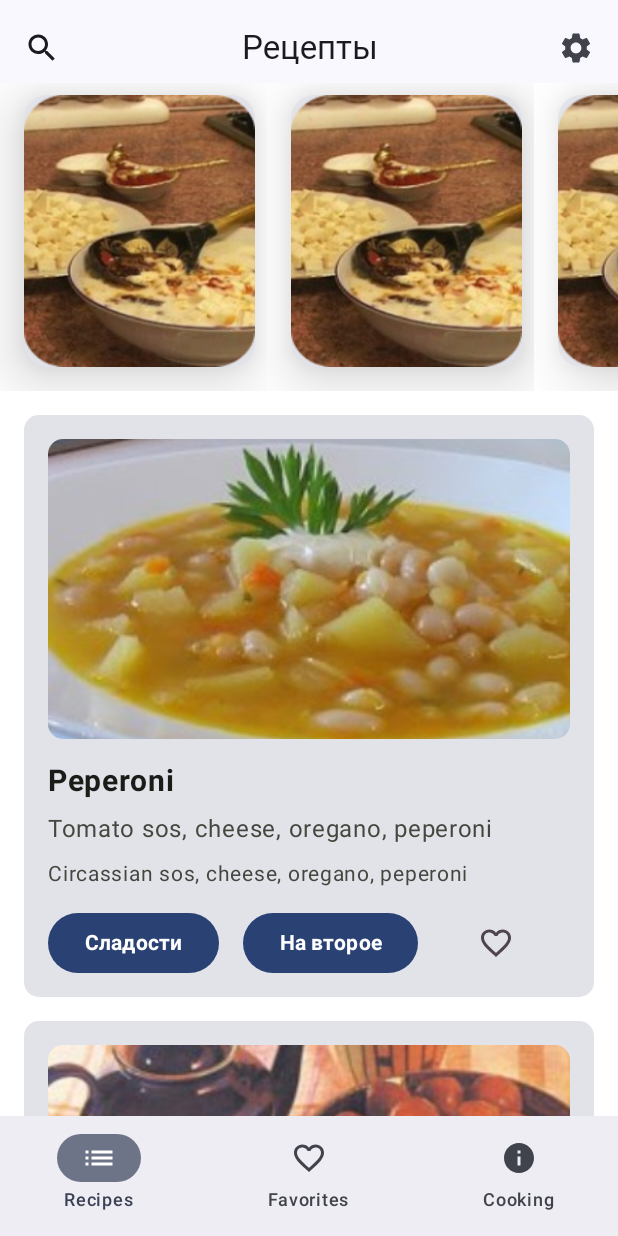
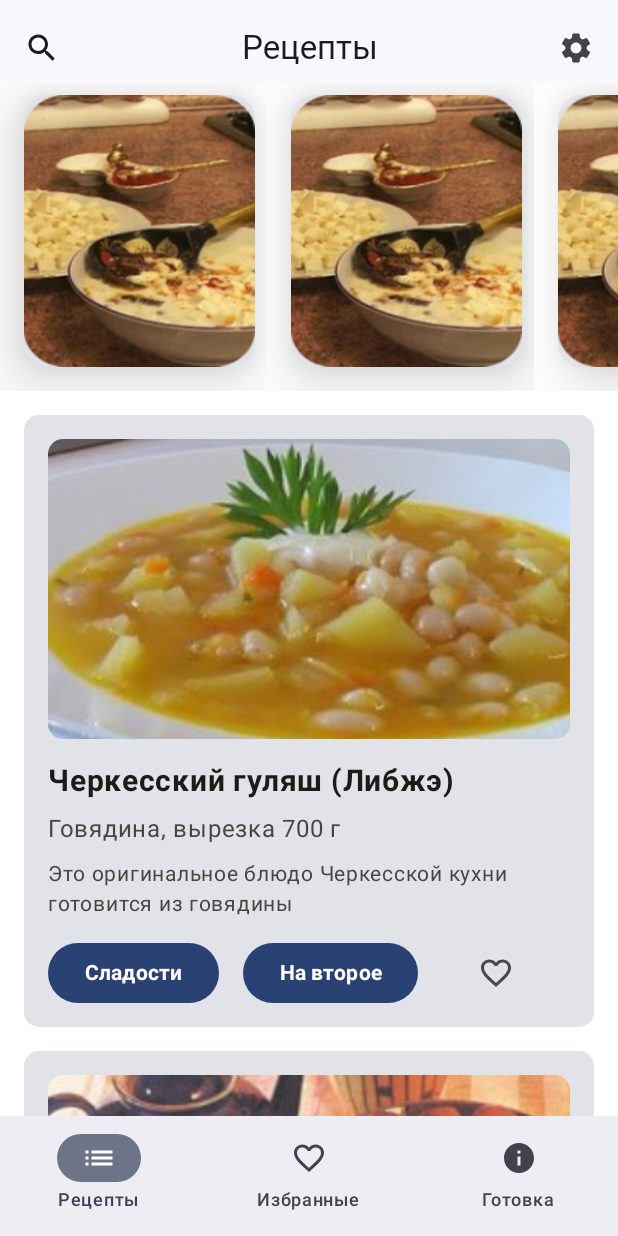
Before and after one commit to RAHIDDENPOOL/CircassianRecipeApp, an Android app built with Jetpack Compose: the screen it shows after launch (MainActivity), on a phone screen of 412 x 824 dp. Run offline under Robolectric (Android 15) with nearby library versions, the phone set to English and light mode, and no system bars; our stand-ins replace accompanist.

Commit message:
Translated to Russian

```diff
--- a/app/src/main/java/com/example/circassianrecipeapp/ui/navigation/BottomNavigationBar.kt
+++ b/app/src/main/java/com/example/circassianrecipeapp/ui/navigation/BottomNavigationBar.kt
@@ -26,19 +26,19 @@ fun BottomNavigationBar(navController: NavHostController) {
     val items = listOf(
         BottomNavigationItem(
             route = "RecipesScreen",
-            title = "Recipes",
+            title = "Рецепты",
             selectedIcon = Icons.Default.List,
             unSelectedIcon = Icons.Default.List,
         ),
         BottomNavigationItem(
             route = "Favorites",
-            title = "Favorites",
+            title = "Избранные",
             selectedIcon = Icons.Default.FavoriteBorder,
             unSelectedIcon = Icons.Default.FavoriteBorder,
         ),
         BottomNavigationItem(
             route = "Cooking",
-            title = "Cooking",
+            title = "Готовка",
             selectedIcon = Icons.Default.Info,
             unSelectedIcon = Icons.Default.Info,
         ),
--- a/app/src/main/java/com/example/circassianrecipeapp/ui/screens/recipes/RecipesScreen.kt
+++ b/app/src/main/java/com/example/circassianrecipeapp/ui/screens/recipes/RecipesScreen.kt
@@ -45,28 +45,28 @@ fun RecipesScreen(navController: NavController) {
                         R.drawable.dish_two,
                     )
                     val names = arrayOf(
-                        "Peperoni",
-                        "Vegan",
-                        "FourCheese",
-                        "Margaritta",
-                        "American",
-                        "Mexican",
+                        "Черкесский гуляш (Либжэ)",
+                        "Лягур с пастой",
+                        "Гедлибже из курицы",
+                        "Лакум",
+                        "Ритуальный суп из вяленого мяса (Ашрык)",
+                        "Черкесский омлет",
                     )
                     val ingredients = arrayOf(
-                        "Tomato sos, cheese, oregano, peperoni",
-                        "Tomato sos, cheese, oregano, spinach, green paprika, rukola",
-                        "Tomato sos, oregano, mozzarella, goda, parmesan, cheddar",
-                        "Tomato sos, cheese, oregano, bazillion",
-                        "Tomato sos, cheese, oregano, green paprika, red beans",
-                        "Tomato sos, cheese, oregano, corn, jalapeno, chicken",
+                        "Говядина, вырезка 700 г",
+                        "Лук репчатый 350.г",
+                        "Чеснок, сырой 15.г",
+                        "Вода 1л",
+                        "Соль поваренная пищевая 10.г",
+                        "Сметана 15,0% жирности 300.г",
                     )
                     val description = arrayOf(
-                        "Circassian sos, cheese, oregano, peperoni",
-                        "Circassian sos, cheese, oregano, spinach, green paprika, rukola",
-                        "Circassian sos, oregano, mozzarella, goda, parmesan, cheddar",
-                        "Circassian sos, cheese, oregano, bazillion",
-                        "Circassian sos, cheese, oregano, green paprika, red beans",
-                        "Circassian sos, cheese, oregano, corn, jalapeno, chicken",
+                        "Это оригинальное блюдо Черкесской кухни готовится из говядины",
+                        "Мясо промываем в холодной воде. Мясо зачищаем от мелких костей, пленки и сухожилий и еще раз промываем в холодной проточной воде",
+                        "Ставим на большой огонь и быстро доведем до кипения, затем уменьшим нагрев и начнем варить",
+                        "Пока варится мясо, на верху кастрюли будет собираться жир и пена, ее обязательно нужно снимать (пена может придать горечь и неприятный запах нашему мясу и бульону)",
+                        "Варка считается законченной, если волокна мяса можно отрывать друг от друга руками",
+                        "Как только мясо готово, мы расщепим мясо мелкими кусками и переложим в тарелку",
                     )
 
                     HorizontalPager(
--- a/app/src/main/res/values/strings.xml
+++ b/app/src/main/res/values/strings.xml
@@ -4,6 +4,7 @@
 
     // Our string values
     <string name="Recipes">Рецепты</string>
+    <string name="RecipesTitle">Черкесские рецепты</string>
 <!-- TODO: Remove or change this placeholder text -->
     <string name="hello_blank_fragment">Hello blank fragment</string>
 
```
